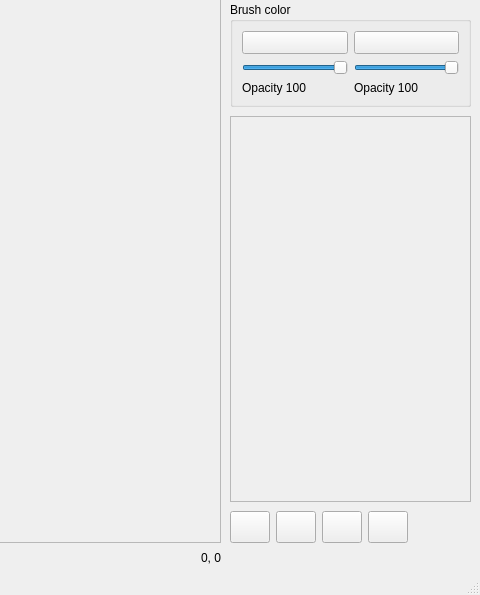
First picture: the form in src/airunner/pyqt/main_window.ui, repository Capsize-Games/airunner, before the edit; both pictures show x 715 to 1195 and y 285 to 880 of the 1195 by 880 pixel window.
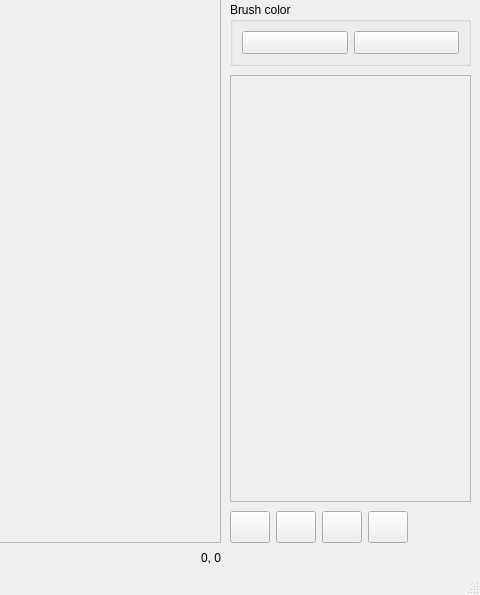
Second picture: the form after the edit. Icons and pictures are not drawn.

Commit message: more brushes improvements and removes line opacity setting

```diff
--- a/src/airunner/pyqt/main_window.ui
+++ b/src/airunner/pyqt/main_window.ui
@@ -162,7 +162,7 @@
             <x>0</x>
             <y>0</y>
             <width>239</width>
-            <height>364</height>
+            <height>408</height>
            </rect>
           </property>
           <property name="sizePolicy">
@@ -360,19 +360,6 @@
           <property name="bottomMargin">
            <number>9</number>
           </property>
-          <item row="2" column="0">
-           <widget class="QSlider" name="primary_brush_opacity_slider">
-            <property name="maximum">
-             <number>255</number>
-            </property>
-            <property name="value">
-             <number>255</number>
-            </property>
-            <property name="orientation">
-             <enum>Qt::Horizontal</enum>
-            </property>
-           </widget>
-          </item>
           <item row="0" column="0">
            <widget class="QToolButton" name="primary_color_button">
             <property name="sizePolicy">
@@ -399,33 +386,6 @@
             </property>
            </widget>
           </item>
-          <item row="2" column="1">
-           <widget class="QSlider" name="secondary_brush_opacity_slider">
-            <property name="maximum">
-             <number>255</number>
-            </property>
-            <property name="value">
-             <number>255</number>
-            </property>
-            <property name="orientation">
-             <enum>Qt::Horizontal</enum>
-            </property>
-           </widget>
-          </item>
-          <item row="3" column="1">
-           <widget class="QLabel" name="label_4">
-            <property name="text">
-             <string>Opacity 100</string>
-            </property>
-           </widget>
-          </item>
-          <item row="3" column="0">
-           <widget class="QLabel" name="label_3">
-            <property name="text">
-             <string>Opacity 100</string>
-            </property>
-           </widget>
-          </item>
          </layout>
         </widget>
        </item>
```
The commit also changes 7 other files.
